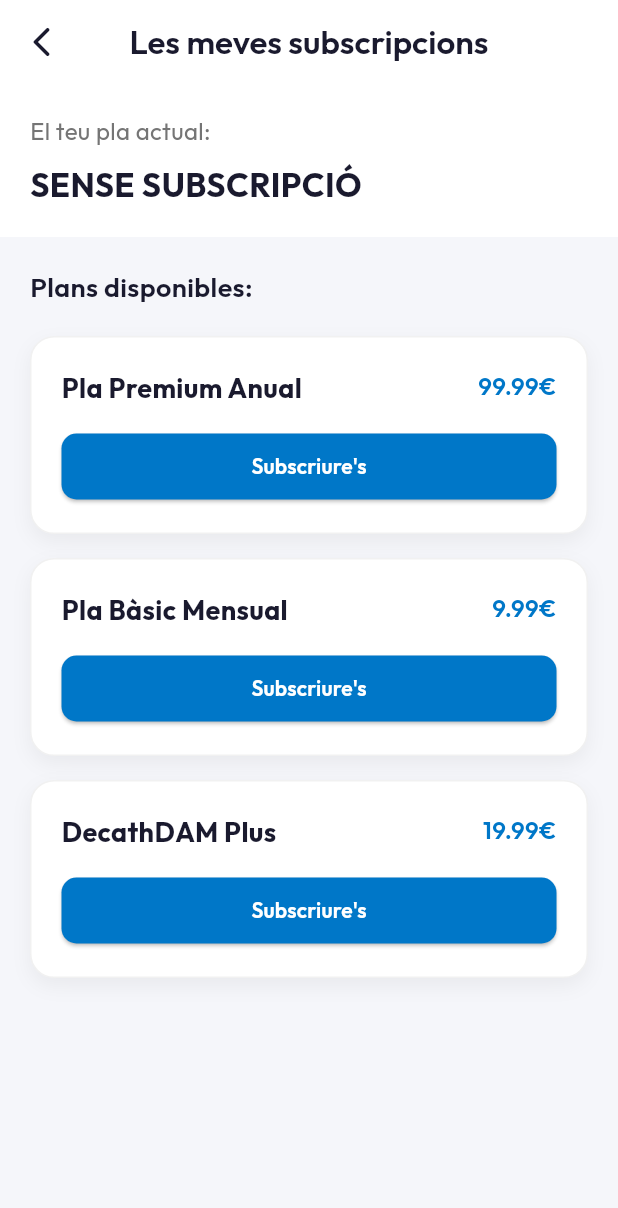
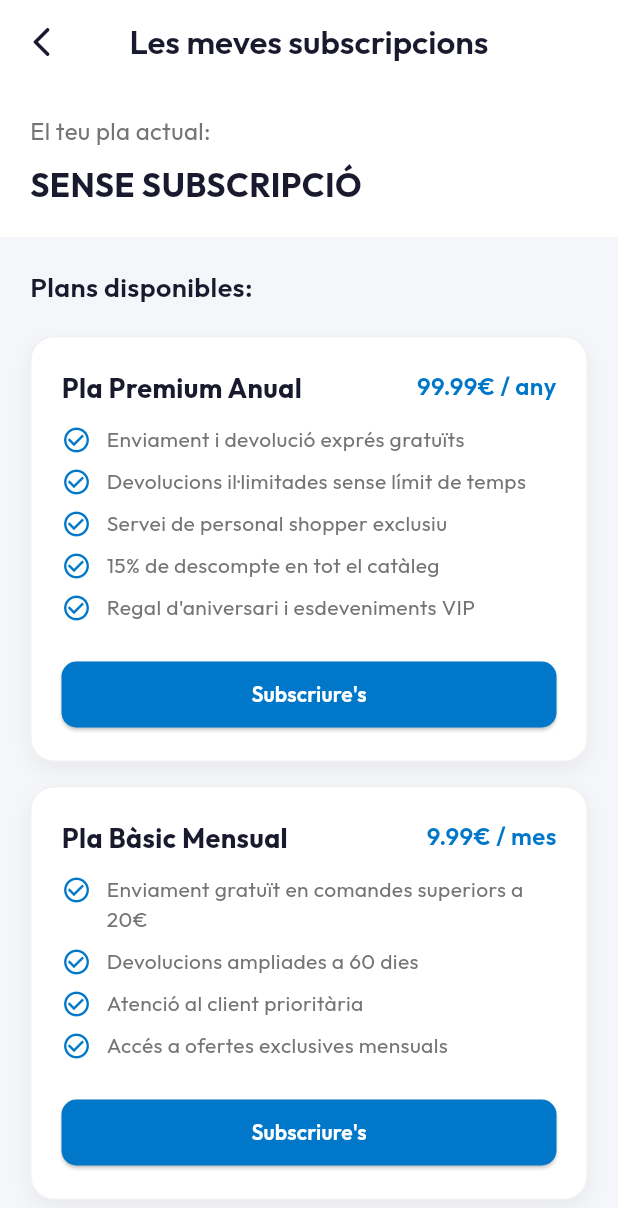
Before and after one commit to 2DAM-202526-PROJECTE/repo-projecte2-DecathDAM, a Flutter app: the SubscriptionsScreen screen opened directly, on a phone screen of 412 x 824 dp. Shown: the top 1208 px of the screen. Run offline on Flutter 3.47's test engine with Material 3 defaults, Android fonts, the phone set to English and light mode, and no system bars; our stand-ins replace cloud_firestore, firebase_auth, firebase_core, firebase_messaging, flutter_local_notifications, google_fonts and 2 more; missing offline and left inert: flutter_stripe; accounts and stored records are empty.

```diff
--- a/lib/view/subscriptions_screen.dart
+++ b/lib/view/subscriptions_screen.dart
@@ -18,17 +18,37 @@ class _SubscriptionsScreenState extends State<SubscriptionsScreen> {
     {
       'title': 'Pla Premium Anual',
       'price': 9999, // en cèntims
-      'priceLabel': '99.99€',
+      'priceLabel': '99.99€ / any',
+      'benefits': [
+        'Enviament i devolució exprés gratuïts',
+        'Devolucions il·limitades sense límit de temps',
+        'Servei de personal shopper exclusiu',
+        '15% de descompte en tot el catàleg',
+        'Regal d\'aniversari i esdeveniments VIP',
+      ],
     },
     {
       'title': 'Pla Bàsic Mensual',
       'price': 999,
-      'priceLabel': '9.99€',
+      'priceLabel': '9.99€ / mes',
+      'benefits': [
+        'Enviament gratuït en comandes superiors a 20€',
+        'Devolucions ampliades a 60 dies',
+        'Atenció al client prioritària',
+        'Accés a ofertes exclusives mensuals',
+      ],
     },
     {
       'title': 'DecathDAM Plus',
       'price': 1999,
-      'priceLabel': '19.99€',
+      'priceLabel': '19.99€ / mes',
+      'benefits': [
+        'Enviament gratuït en totes les comandes',
+        'Devolucions ampliades a 90 dies',
+        'Atenció al client VIP 24/7',
+        '10% de descompte addicional en totes les compres',
+        'Proves de productes noves en exclusiva',
+      ],
     },
   ];
 
@@ -203,6 +223,29 @@ class _SubscriptionsScreenState extends State<SubscriptionsScreen> {
                           ),
                         ],
                       ),
+                      const SizedBox(height: 12),
+                      // Llista de beneficis
+                      ...List.generate((plan['benefits'] as List).length, (i) {
+                        return Padding(
+                          padding: const EdgeInsets.only(bottom: 8.0),
+                          child: Row(
+                            crossAxisAlignment: CrossAxisAlignment.start,
+                            children: [
+                              Icon(Icons.check_circle_outline, size: 20, color: colors.accentBlue),
+                              const SizedBox(width: 10),
+                              Expanded(
+                                child: Text(
+                                  plan['benefits'][i],
+                                  style: GoogleFonts.outfit(
+                                    fontSize: 14,
+                                    color: colors.textSecondary,
+                                  ),
+                                ),
+                              ),
+                            ],
+                          ),
+                        );
+                      }),
                       const SizedBox(height: 16),
                       SizedBox(
                         width: double.infinity,
```
Also changed, not shown: lib/services/email_service.dart (added, +61 -0 lines), lib/view/checkout_address_screen.dart (+13 -1 lines), docs/LogoDecathDAM.png (added).
